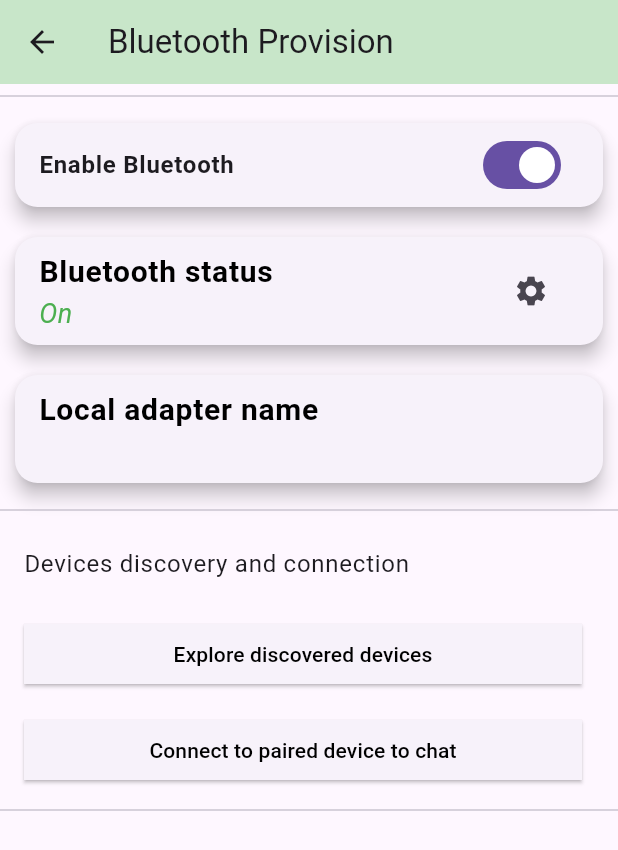
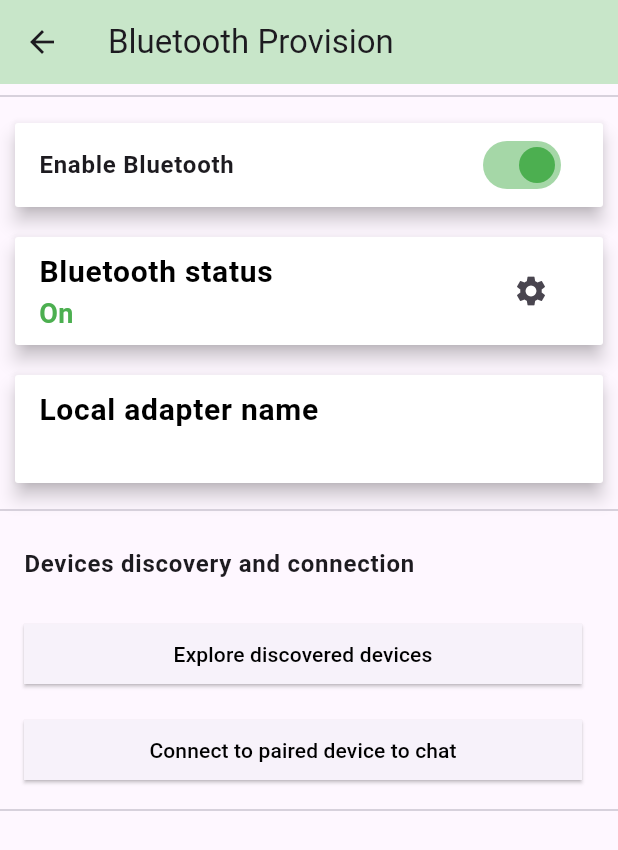
Before and after one commit to Manish2102/GardenController, a Flutter app: the MainPage screen opened directly, on a phone screen of 412 x 824 dp. Shown: the top 850 px of the screen. Run offline on Flutter 3.47's test engine with Material 3 defaults, Android fonts, the phone set to English and light mode, and no system bars; our stand-ins replace cloud_firestore, firebase_auth, firebase_core, flutter_bluetooth_serial, flutter_local_notifications, google_sign_in and 1 more; missing offline and left inert: qr_code_scanner; accounts and stored records are empty.

Commit message:
initial commit

```diff
--- a/lib/Bluetooth_Provisions/Provision_Page.dart
+++ b/lib/Bluetooth_Provisions/Provision_Page.dart
@@ -91,8 +91,9 @@ class _MainPage extends State<MainPage> {
             Card(
               elevation: 5,
               margin: EdgeInsets.all(10),
+              color: Colors.white,
               shape: RoundedRectangleBorder(
-                borderRadius: BorderRadius.circular(15),
+                borderRadius: BorderRadius.circular(2),
               ),
               child: SwitchListTile(
                 title: const Text(
@@ -100,6 +101,7 @@ class _MainPage extends State<MainPage> {
                   style: TextStyle(fontWeight: FontWeight.bold),
                 ),
                 value: _bluetoothState.isEnabled,
+                activeColor: Colors.green,
                 onChanged: (bool value) {
                   // Do the request and update with the true value then
                   future() async {
@@ -119,8 +121,9 @@ class _MainPage extends State<MainPage> {
             Card(
               elevation: 5,
               margin: EdgeInsets.all(10),
+              color: Colors.white,
               shape: RoundedRectangleBorder(
-                borderRadius: BorderRadius.circular(15),
+                borderRadius: BorderRadius.circular(2),
               ),
               child: ListTile(
                 title: const Text(
@@ -135,7 +138,7 @@ class _MainPage extends State<MainPage> {
                   _bluetoothState.isEnabled ? 'On' : 'Off',
                   style: TextStyle(
                     fontSize: 18,
-                    fontStyle: FontStyle.italic,
+                    fontWeight: FontWeight.bold,
                     color:
                         _bluetoothState.isEnabled ? Colors.green : Colors.red,
                   ),
@@ -151,8 +154,9 @@ class _MainPage extends State<MainPage> {
             Card(
               elevation: 5,
               margin: EdgeInsets.all(10),
+              color: Colors.white,
               shape: RoundedRectangleBorder(
-                borderRadius: BorderRadius.circular(15),
+                borderRadius: BorderRadius.circular(2),
               ),
               child: ListTile(
                 title: const Text(
@@ -175,10 +179,15 @@ class _MainPage extends State<MainPage> {
               ),
             ),
             Divider(),
-            ListTile(title: const Text('Devices discovery and connection')),
+            ListTile(
+                title: const Text(
+              'Devices discovery and connection',
+              style: TextStyle(fontWeight: FontWeight.bold),
+            )),
             ListTile(
               title: ElevatedButton(
                 style: ElevatedButton.styleFrom(
+                  shadowColor: Colors.black,
                   shape: RoundedRectangleBorder(
                     borderRadius: BorderRadius.circular(0),
                   ),
```
